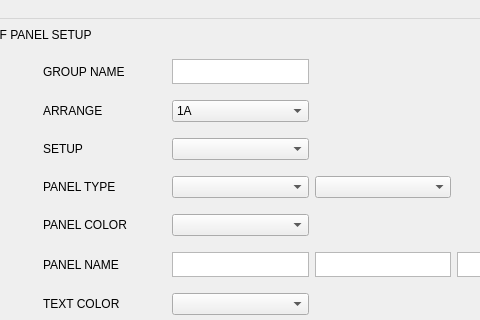
This is ui/mainwindow.ui in MichaeINeumann/IF-PanelCreator as Qt 5 draws it before an edit; both pictures show x 807 to 1287 and y 0 to 320 of the 1530 by 500 pixel window. The edited form follows.
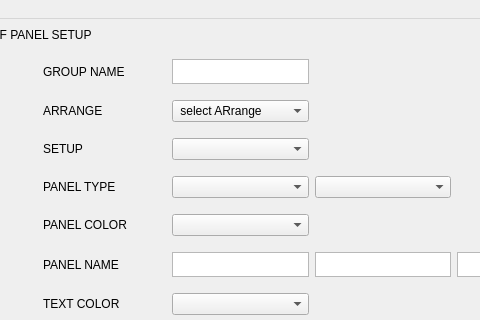
This is the edited form.

Commit message: label Panel Name changing by name 1,2,3 Field

```diff
--- a/ui/mainwindow.ui
+++ b/ui/mainwindow.ui
@@ -156,6 +156,11 @@
      </item>
      <item row="1" column="1">
       <widget class="QComboBox" name="cbARrange">
+       <item>
+        <property name="text">
+         <string> select ARrange</string>
+        </property>
+       </item>
        <item>
         <property name="text">
          <string>1A</string>
```
Left out of the diff: 120 changed lines with no effect on the pictures. The commit also changes 4 other files.
